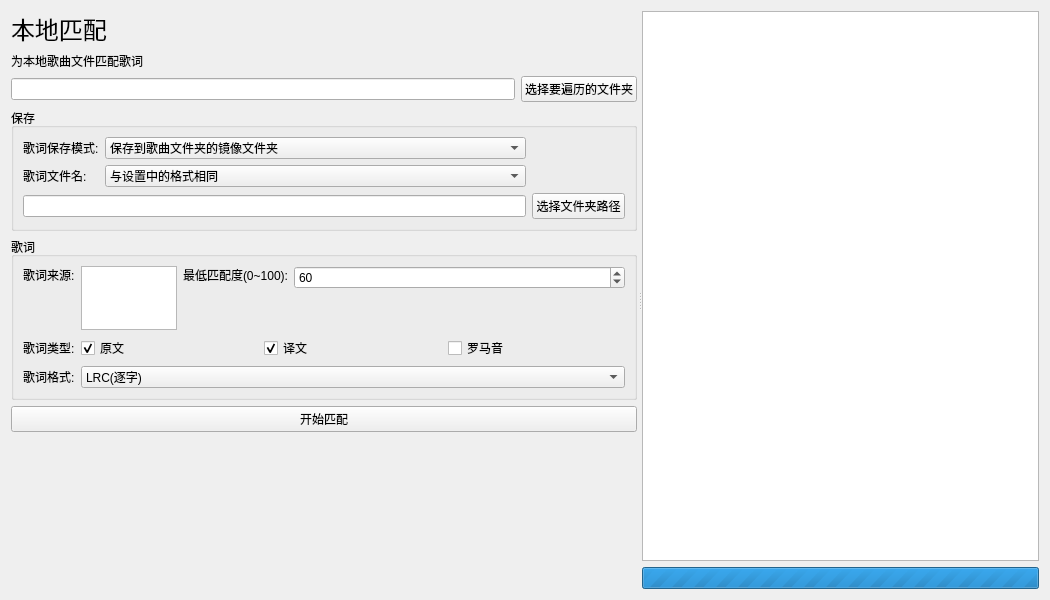
Qt form LDDC/ui/local_match.ui (chenmozhijin/LDDC) before a commit.
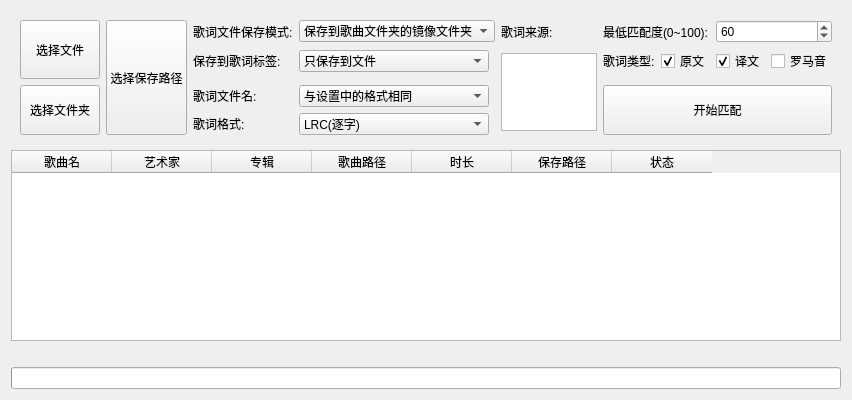
The same form after that commit. Custom widgets are drawn as their Qt base class.

Commit message: feat: Refactored local matching & AutoLyricsFetcher to support file names as search keywords

Diff of the .ui file:
```diff
--- a/LDDC/ui/local_match.ui
+++ b/LDDC/ui/local_match.ui
@@ -6,125 +6,176 @@
    <rect>
     <x>0</x>
     <y>0</y>
-    <width>1050</width>
-    <height>600</height>
+    <width>851</width>
+    <height>400</height>
    </rect>
   </property>
-  <layout class="QHBoxLayout" name="horizontalLayout_6">
-   <item>
-    <widget class="QSplitter" name="splitter">
-     <property name="sizePolicy">
-      <sizepolicy hsizetype="Expanding" vsizetype="Expanding">
-       <horstretch>0</horstretch>
-       <verstretch>0</verstretch>
-      </sizepolicy>
-     </property>
-     <property name="orientation">
-      <enum>Qt::Orientation::Horizontal</enum>
-     </property>
-     <property name="opaqueResize">
-      <bool>true</bool>
-     </property>
-     <property name="handleWidth">
-      <number>5</number>
-     </property>
-     <property name="childrenCollapsible">
-      <bool>false</bool>
-     </property>
-     <widget class="QWidget" name="layoutWidget_2">
-      <layout class="QVBoxLayout" name="verticalLayout_3">
-       <item>
+  <property name="windowTitle">
+   <string/>
+  </property>
         <layout class="QVBoxLayout" name="verticalLayout">
          <item>
-          <widget class="QLabel" name="label">
-           <property name="sizePolicy">
-            <sizepolicy hsizetype="Fixed" vsizetype="Fixed">
-             <horstretch>0</horstretch>
-             <verstretch>0</verstretch>
-            </sizepolicy>
-           </property>
-           <property name="maximumSize">
-            <size>
-             <width>16777215</width>
-             <height>16777215</height>
-            </size>
-           </property>
-           <property name="font">
-            <font>
-             <pointsize>18</pointsize>
-            </font>
-           </property>
-           <property name="text">
-            <string>本地匹配</string>
-           </property>
-          </widget>
-         </item>
-         <item>
-          <widget class="QLabel" name="label_4">
-           <property name="text">
-            <string>为本地歌曲文件匹配歌词</string>
-           </property>
-          </widget>
-         </item>
-         <item>
-          <layout class="QHBoxLayout" name="horizontalLayout_7">
-           <item>
-            <widget class="QLineEdit" name="song_path_lineEdit"/>
-           </item>
-           <item>
-            <widget class="QPushButton" name="song_path_pushButton">
-             <property name="text">
-              <string>选择要遍历的文件夹</string>
-             </property>
-            </widget>
-           </item>
-          </layout>
-         </item>
-         <item>
-          <widget class="QGroupBox" name="groupBox">
-           <property name="title">
-            <string>保存</string>
-           </property>
+    <widget class="QWidget" name="control_bar" native="true">
            <layout class="QGridLayout" name="gridLayout">
-            <item row="1" column="0">
-             <widget class="QLineEdit" name="save_path_lineEdit"/>
-            </item>
-            <item row="1" column="1">
-             <widget class="QPushButton" name="save_path_pushButton">
+      <item row="0" column="7" colspan="2">
+       <widget class="QLabel" name="label_3">
+        <property name="sizePolicy">
+         <sizepolicy hsizetype="Fixed" vsizetype="Preferred">
+          <horstretch>0</horstretch>
+          <verstretch>0</verstretch>
+         </sizepolicy>
+        </property>
+        <property name="text">
+         <string>最低匹配度(0~100):</string>
+        </property>
+       </widget>
+      </item>
+      <item row="1" column="3">
+       <widget class="QComboBox" name="save2tag_mode_comboBox">
+        <property name="sizeAdjustPolicy">
+         <enum>QComboBox::SizeAdjustPolicy::AdjustToContents</enum>
+        </property>
+        <item>
+         <property name="text">
+          <string>只保存到文件</string>
+         </property>
+        </item>
+        <item>
+         <property name="text">
+          <string>只保存到歌词标签(非cue)</string>
+         </property>
+        </item>
+        <item>
+         <property name="text">
+          <string>保存到歌词标签(非cue)与文件</string>
+         </property>
+        </item>
+       </widget>
+      </item>
+      <item row="4" column="2">
+       <widget class="QLabel" name="label_10">
               <property name="sizePolicy">
-               <sizepolicy hsizetype="Fixed" vsizetype="Fixed">
+         <sizepolicy hsizetype="Fixed" vsizetype="Preferred">
                 <horstretch>0</horstretch>
                 <verstretch>0</verstretch>
                </sizepolicy>
               </property>
               <property name="text">
-               <string>选择文件夹路径</string>
+         <string>歌词格式:</string>
               </property>
              </widget>
             </item>
-            <item row="0" column="0">
-             <layout class="QGridLayout" name="gridLayout_7">
-              <item row="1" column="0">
+      <item row="3" column="2">
                <widget class="QLabel" name="label_8">
+        <property name="sizePolicy">
+         <sizepolicy hsizetype="Fixed" vsizetype="Preferred">
+          <horstretch>0</horstretch>
+          <verstretch>0</verstretch>
+         </sizepolicy>
+        </property>
                 <property name="text">
                  <string>歌词文件名:</string>
                 </property>
                </widget>
               </item>
-              <item row="0" column="0">
+      <item row="0" column="1" rowspan="5">
+       <widget class="QPushButton" name="save_path_button">
+        <property name="sizePolicy">
+         <sizepolicy hsizetype="Preferred" vsizetype="Preferred">
+          <horstretch>0</horstretch>
+          <verstretch>0</verstretch>
+         </sizepolicy>
+        </property>
+        <property name="text">
+         <string>选择保存路径</string>
+        </property>
+       </widget>
+      </item>
+      <item row="0" column="9" colspan="2">
+       <widget class="QSpinBox" name="min_score_spinBox">
+        <property name="minimumSize">
+         <size>
+          <width>70</width>
+          <height>0</height>
+         </size>
+        </property>
+        <property name="maximum">
+         <number>100</number>
+        </property>
+        <property name="value">
+         <number>60</number>
+        </property>
+       </widget>
+      </item>
+      <item row="4" column="3">
+       <widget class="QComboBox" name="lyricsformat_comboBox">
+        <item>
+         <property name="text">
+          <string>LRC(逐字)</string>
+         </property>
+        </item>
+        <item>
+         <property name="text">
+          <string>LRC(逐行)</string>
+         </property>
+        </item>
+        <item>
+         <property name="text">
+          <string>增强型LRC(ESLyric)</string>
+         </property>
+        </item>
+        <item>
+         <property name="text">
+          <string>SRT</string>
+         </property>
+        </item>
+        <item>
+         <property name="text">
+          <string>ASS</string>
+         </property>
+        </item>
+       </widget>
+      </item>
+      <item row="3" column="3">
+       <widget class="QComboBox" name="filename_mode_comboBox">
+        <property name="sizePolicy">
+         <sizepolicy hsizetype="Expanding" vsizetype="Fixed">
+          <horstretch>0</horstretch>
+          <verstretch>0</verstretch>
+         </sizepolicy>
+        </property>
+        <property name="minimumSize">
+         <size>
+          <width>133</width>
+          <height>0</height>
+         </size>
+        </property>
+        <item>
+         <property name="text">
+          <string>与设置中的格式相同</string>
+         </property>
+        </item>
+        <item>
+         <property name="text">
+          <string>与歌曲文件名相同</string>
+         </property>
+        </item>
+       </widget>
+      </item>
+      <item row="0" column="2">
                <widget class="QLabel" name="label_11">
                 <property name="sizePolicy">
-                 <sizepolicy hsizetype="Fixed" vsizetype="Preferred">
+         <sizepolicy hsizetype="Preferred" vsizetype="Preferred">
                   <horstretch>0</horstretch>
                   <verstretch>0</verstretch>
                  </sizepolicy>
                 </property>
                 <property name="text">
-                 <string>歌词保存模式:</string>
+         <string>歌词文件保存模式:</string>
                 </property>
                </widget>
               </item>
-              <item row="0" column="1">
+      <item row="0" column="3" colspan="2">
                <widget class="QComboBox" name="save_mode_comboBox">
                 <property name="sizePolicy">
                  <sizepolicy hsizetype="Expanding" vsizetype="Fixed">
@@ -138,6 +189,9 @@
                   <height>0</height>
                  </size>
                 </property>
+        <property name="sizeAdjustPolicy">
+         <enum>QComboBox::SizeAdjustPolicy::AdjustToContents</enum>
+        </property>
                 <item>
                  <property name="text">
                   <string>保存到歌曲文件夹的镜像文件夹</string>
@@ -155,77 +209,7 @@
                 </item>
                </widget>
               </item>
-              <item row="1" column="1">
-               <widget class="QComboBox" name="lyrics_filename_mode_comboBox">
-                <property name="sizePolicy">
-                 <sizepolicy hsizetype="Expanding" vsizetype="Fixed">
-                  <horstretch>0</horstretch>
-                  <verstretch>0</verstretch>
-                 </sizepolicy>
-                </property>
-                <property name="minimumSize">
-                 <size>
-                  <width>133</width>
-                  <height>0</height>
-                 </size>
-                </property>
-                <item>
-                 <property name="text">
-                  <string>与设置中的格式相同</string>
-                 </property>
-                </item>
-                <item>
-                 <property name="text">
-                  <string>与歌曲文件名相同</string>
-                 </property>
-                </item>
-               </widget>
-              </item>
-             </layout>
-            </item>
-           </layout>
-          </widget>
-         </item>
-         <item>
-          <widget class="QGroupBox" name="groupBox_2">
-           <property name="title">
-            <string>歌词</string>
-           </property>
-           <layout class="QGridLayout" name="gridLayout_2">
-            <item row="0" column="0">
-             <layout class="QHBoxLayout" name="horizontalLayout_5">
-              <item>
-               <layout class="QGridLayout" name="gridLayout_4">
-                <item row="0" column="3" alignment="Qt::AlignmentFlag::AlignTop">
-                 <widget class="QSpinBox" name="min_score_spinBox">
-                  <property name="minimumSize">
-                   <size>
-                    <width>70</width>
-                    <height>0</height>
-                   </size>
-                  </property>
-                  <property name="maximum">
-                   <number>100</number>
-                  </property>
-                  <property name="value">
-                   <number>60</number>
-                  </property>
-                 </widget>
-                </item>
-                <item row="0" column="2" alignment="Qt::AlignmentFlag::AlignTop">
-                 <widget class="QLabel" name="label_3">
-                  <property name="sizePolicy">
-                   <sizepolicy hsizetype="Fixed" vsizetype="Preferred">
-                    <horstretch>0</horstretch>
-                    <verstretch>0</verstretch>
-                   </sizepolicy>
-                  </property>
-                  <property name="text">
-                   <string>最低匹配度(0~100):</string>
-                  </property>
-                 </widget>
-                </item>
-                <item row="0" column="0" alignment="Qt::AlignmentFlag::AlignTop">
+      <item row="0" column="5">
                  <widget class="QLabel" name="label_2">
                   <property name="sizePolicy">
                    <sizepolicy hsizetype="Fixed" vsizetype="Preferred">
@@ -238,10 +222,43 @@
                   </property>
                  </widget>
                 </item>
-                <item row="0" column="1">
+      <item row="0" column="0" rowspan="3">
+       <widget class="QPushButton" name="select_files_button">
+        <property name="sizePolicy">
+         <sizepolicy hsizetype="Preferred" vsizetype="Preferred">
+          <horstretch>0</horstretch>
+          <verstretch>0</verstretch>
+         </sizepolicy>
+        </property>
+        <property name="text">
+         <string>选择文件</string>
+        </property>
+       </widget>
+      </item>
+      <item row="1" column="2">
+       <widget class="QLabel" name="label">
+        <property name="text">
+         <string>保存到歌词标签:</string>
+        </property>
+       </widget>
+      </item>
+      <item row="3" column="0" rowspan="2">
+       <widget class="QPushButton" name="select_dirs_button">
+        <property name="sizePolicy">
+         <sizepolicy hsizetype="Minimum" vsizetype="Preferred">
+          <horstretch>0</horstretch>
+          <verstretch>0</verstretch>
+         </sizepolicy>
+        </property>
+        <property name="text">
+         <string>选择文件夹</string>
+        </property>
+       </widget>
+      </item>
+      <item row="1" column="5" rowspan="4">
                  <widget class="CheckBoxListWidget" name="source_listWidget">
                   <property name="sizePolicy">
-                   <sizepolicy hsizetype="Expanding" vsizetype="Fixed">
+         <sizepolicy hsizetype="Fixed" vsizetype="Preferred">
                     <horstretch>0</horstretch>
                     <verstretch>0</verstretch>
                    </sizepolicy>
@@ -255,9 +272,12 @@
                   <property name="maximumSize">
                    <size>
                     <width>96</width>
-                    <height>64</height>
-                   </size>
-                  </property>
+          <height>78</height>
+         </size>
+        </property>
+        <property name="dragEnabled">
+         <bool>false</bool>
+        </property>
                   <property name="dragDropMode">
                    <enum>QAbstractItemView::DragDropMode::DragDrop</enum>
                   </property>
@@ -266,22 +286,14 @@
                   </property>
                  </widget>
                 </item>
-               </layout>
-              </item>
-             </layout>
-            </item>
-            <item row="1" column="0">
-             <layout class="QGridLayout" name="gridLayout_5">
-              <item row="0" column="0">
+      <item row="1" column="7">
                <widget class="QLabel" name="label_9">
                 <property name="text">
                  <string>歌词类型:</string>
                 </property>
                </widget>
               </item>
-              <item row="0" column="1">
-               <layout class="QHBoxLayout" name="horizontalLayout_3">
-                <item>
+      <item row="1" column="8">
                  <widget class="QCheckBox" name="original_checkBox">
                   <property name="text">
                    <string>原文</string>
@@ -291,7 +303,7 @@
                   </property>
                  </widget>
                 </item>
-                <item alignment="Qt::AlignmentFlag::AlignLeft">
+      <item row="1" column="9">
                  <widget class="QCheckBox" name="translate_checkBox">
                   <property name="sizePolicy">
                    <sizepolicy hsizetype="Fixed" vsizetype="Fixed">
@@ -307,7 +319,7 @@
                   </property>
                  </widget>
                 </item>
-                <item alignment="Qt::AlignmentFlag::AlignLeft">
+      <item row="1" column="10">
                  <widget class="QCheckBox" name="romanized_checkBox">
                   <property name="sizePolicy">
                    <sizepolicy hsizetype="Fixed" vsizetype="Fixed">
@@ -320,112 +332,133 @@
                   </property>
                  </widget>
                 </item>
-               </layout>
-              </item>
-              <item row="1" column="0">
-               <widget class="QLabel" name="label_10">
-                <property name="sizePolicy">
-                 <sizepolicy hsizetype="Fixed" vsizetype="Preferred">
-                  <horstretch>0</horstretch>
-                  <verstretch>0</verstretch>
-                 </sizepolicy>
-                </property>
-                <property name="text">
-                 <string>歌词格式:</string>
-                </property>
-               </widget>
-              </item>
-              <item row="1" column="1">
-               <widget class="QComboBox" name="lyricsformat_comboBox">
-                <item>
-                 <property name="text">
-                  <string>LRC(逐字)</string>
-                 </property>
-                </item>
-                <item>
-                 <property name="text">
-                  <string>LRC(逐行)</string>
-                 </property>
-                </item>
-                <item>
-                 <property name="text">
-                  <string>增强型LRC(ESLyric)</string>
-                 </property>
-                </item>
-                <item>
-                 <property name="text">
-                  <string>SRT</string>
-                 </property>
-                </item>
-                <item>
-                 <property name="text">
-                  <string>ASS</string>
-                 </property>
-                </item>
-               </widget>
-              </item>
-             </layout>
-            </item>
-           </layout>
-          </widget>
-         </item>
-         <item>
+      <item row="3" column="7" rowspan="2" colspan="4">
           <widget class="QPushButton" name="start_cancel_pushButton">
+        <property name="sizePolicy">
+         <sizepolicy hsizetype="Preferred" vsizetype="Preferred">
+          <horstretch>0</horstretch>
+          <verstretch>0</verstretch>
+         </sizepolicy>
+        </property>
            <property name="text">
             <string>开始匹配</string>
            </property>
           </widget>
          </item>
-         <item>
-          <spacer name="verticalSpacer">
-           <property name="orientation">
-            <enum>Qt::Orientation::Vertical</enum>
-           </property>
-           <property name="sizeHint" stdset="0">
-            <size>
-             <width>20</width>
-             <height>40</height>
-            </size>
-           </property>
-          </spacer>
-         </item>
-        </layout>
-       </item>
-      </layout>
-     </widget>
-     <widget class="QWidget" name="layoutWidget_3">
-      <layout class="QVBoxLayout" name="verticalLayout_8">
+     </layout>
+    </widget>
+   </item>
        <item>
-        <widget class="QPlainTextEdit" name="plainTextEdit">
+    <widget class="ProportionallyStretchedTableWidget" name="songs_table">
          <property name="sizePolicy">
           <sizepolicy hsizetype="Expanding" vsizetype="Expanding">
            <horstretch>0</horstretch>
            <verstretch>0</verstretch>
           </sizepolicy>
          </property>
-         <property name="readOnly">
+     <property name="horizontalScrollBarPolicy">
+      <enum>Qt::ScrollBarPolicy::ScrollBarAsNeeded</enum>
+     </property>
+     <property name="sizeAdjustPolicy">
+      <enum>QAbstractScrollArea::SizeAdjustPolicy::AdjustIgnored</enum>
+     </property>
+     <property name="editTriggers">
+      <set>QAbstractItemView::EditTrigger::NoEditTriggers</set>
+     </property>
+     <property name="dragDropOverwriteMode">
+      <bool>false</bool>
+     </property>
+     <property name="selectionMode">
+      <enum>QAbstractItemView::SelectionMode::ExtendedSelection</enum>
+     </property>
+     <property name="selectionBehavior">
+      <enum>QAbstractItemView::SelectionBehavior::SelectRows</enum>
+     </property>
+     <property name="showGrid">
+      <bool>false</bool>
+     </property>
+     <property name="rowCount">
+      <number>0</number>
+     </property>
+     <attribute name="horizontalHeaderVisible">
           <bool>true</bool>
+     </attribute>
+     <attribute name="horizontalHeaderCascadingSectionResizes">
+      <bool>false</bool>
+     </attribute>
+     <attribute name="horizontalHeaderDefaultSectionSize">
+      <number>100</number>
+     </attribute>
+     <attribute name="horizontalHeaderHighlightSections">
+      <bool>true</bool>
+     </attribute>
+     <attribute name="horizontalHeaderShowSortIndicator" stdset="0">
+      <bool>false</bool>
+     </attribute>
+     <attribute name="horizontalHeaderStretchLastSection">
+      <bool>false</bool>
+     </attribute>
+     <attribute name="verticalHeaderVisible">
+      <bool>true</bool>
+     </attribute>
+     <column>
+      <property name="text">
+       <string>歌曲名</string>
+      </property>
+     </column>
+     <column>
+      <property name="text">
+       <string>艺术家</string>
+      </property>
+     </column>
+     <column>
+      <property name="text">
+       <string>专辑</string>
+      </property>
+     </column>
+     <column>
+      <property name="text">
+       <string>歌曲路径</string>
+      </property>
+     </column>
+     <column>
+      <property name="text">
+       <string>时长</string>
+      </property>
+     </column>
+     <column>
+      <property name="text">
+       <string>保存路径</string>
+      </property>
+     </column>
+     <column>
+      <property name="text">
+       <string>状态</string>
+      </property>
+     </column>
+    </widget>
+   </item>
+   <item>
+    <widget class="QLabel" name="status_label">
+     <property name="sizePolicy">
+      <sizepolicy hsizetype="Ignored" vsizetype="Preferred">
+       <horstretch>0</horstretch>
+       <verstretch>0</verstretch>
+      </sizepolicy>
          </property>
         </widget>
        </item>
        <item>
         <widget class="QProgressBar" name="progressBar">
-         <property name="maximum">
-          <number>0</number>
-         </property>
-         <property name="value">
-          <number>0</number>
-         </property>
          <property name="orientation">
           <enum>Qt::Orientation::Horizontal</enum>
          </property>
          <property name="invertedAppearance">
           <bool>false</bool>
          </property>
-        </widget>
-       </item>
-      </layout>
-     </widget>
+     <property name="format">
+      <string>%v/%m %p%</string>
+     </property>
     </widget>
    </item>
   </layout>
@@ -436,6 +469,11 @@
    <extends>QListWidget</extends>
    <header>LDDC.ui.custom_widgets</header>
   </customwidget>
+  <customwidget>
+   <class>ProportionallyStretchedTableWidget</class>
+   <extends>QTableWidget</extends>
+   <header>LDDC.ui.custom_widgets</header>
+  </customwidget>
  </customwidgets>
  <resources/>
  <connections/>
```
Left out of the diff: 4 changed lines with no effect on the pictures. Lines whose indentation alone changed are shown as unchanged. The commit also changes 7 other files.
